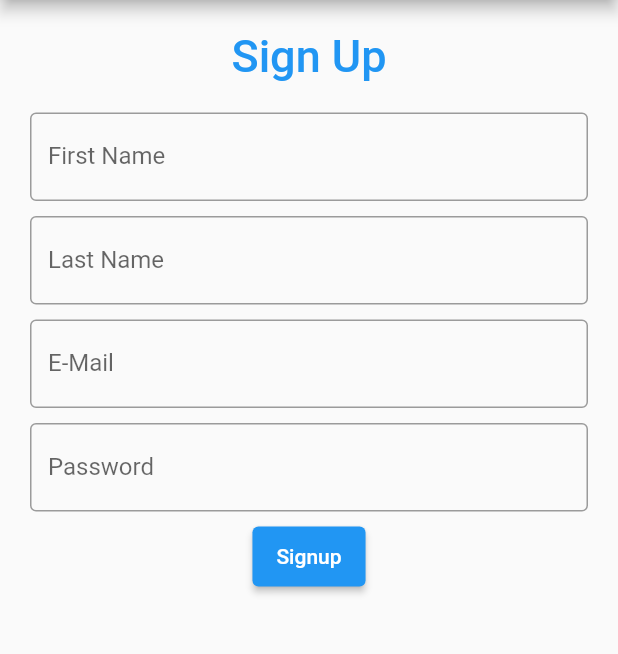
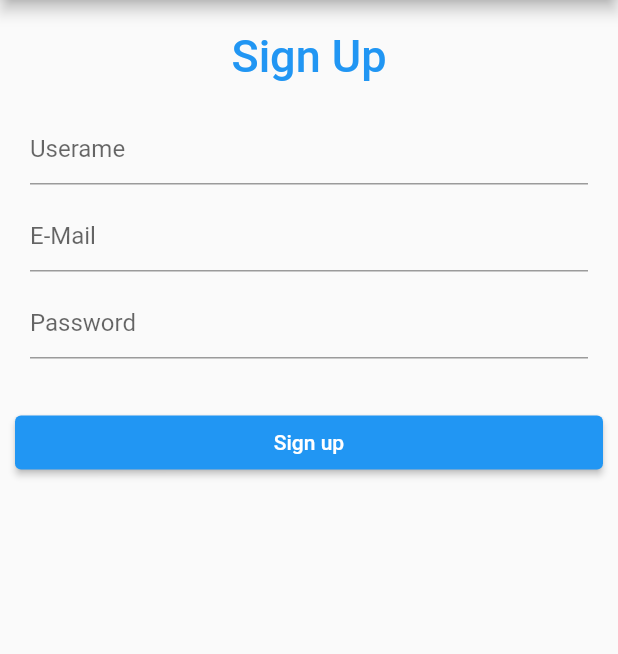
Before and after one commit to Pierre81385/app_playground, a Flutter app: the screen it shows after launch, after a tap on "Signup", on a phone screen of 412 x 824 dp, the part 84-738 px from its top. Run offline on Flutter 3.47's test engine with Material 2 defaults, Android fonts, the phone set to English and light mode, and no system bars; our stand-ins replace firebase_auth, firebase_core; accounts and stored records are empty.

Commit message:
signup connected to firebase and tested user creation

```diff
--- a/lib/login.dart
+++ b/lib/login.dart
@@ -19,7 +19,11 @@ class _StatefulLoginWidgetState extends State<StatefulLoginWidget> {
 
   @override
   Widget build(BuildContext context) {
-    return Padding(
+    return Scaffold(
+      appBar: AppBar(
+        title: Text('App Playground'),
+      ),
+      body: Padding(
         padding: const EdgeInsets.all(10),
         child: ListView(
           children: <Widget>[
@@ -106,6 +110,8 @@ class _StatefulLoginWidgetState extends State<StatefulLoginWidget> {
               mainAxisAlignment: MainAxisAlignment.center,
             ),
           ],
-        ));
+        ),
+      ),
+    );
   }
 }
--- a/lib/main.dart
+++ b/lib/main.dart
@@ -35,10 +35,7 @@ class MyApp extends StatelessWidget {
         // is not restarted.
         primarySwatch: Colors.blue,
       ),
-      home: Scaffold(
-        appBar: AppBar(title: const Text(_title)),
-        body: const StatefulLoginWidget(),
-      ),
+      home: const StatefulLoginWidget(),
     );
   }
 }
--- a/lib/signup.dart
+++ b/lib/signup.dart
@@ -1,6 +1,8 @@
+import 'package:app_playground/login.dart';
 import 'package:flutter/material.dart';
 import 'validator.dart';
-import 'package:app_playground/signup.dart';
+import 'package:firebase_auth/firebase_auth.dart';
+import 'FirebaseAuth.dart';
 
 class StatefulSignupWidget extends StatefulWidget {
   const StatefulSignupWidget({Key? key}) : super(key: key);
@@ -12,18 +14,26 @@ class StatefulSignupWidget extends StatefulWidget {
 class _StatefulSignupWidgetState extends State<StatefulSignupWidget> {
   final _signupFormKey = GlobalKey<FormState>();
 
-  TextEditingController fnameController = TextEditingController();
-  TextEditingController lnameController = TextEditingController();
-  TextEditingController emailController = TextEditingController();
-  TextEditingController passwordController = TextEditingController();
+  TextEditingController _usernameController = TextEditingController();
+  TextEditingController _emailController = TextEditingController();
+  TextEditingController _passwordController = TextEditingController();
   final _focusEmail = FocusNode();
   final _focusPassword = FocusNode();
   final _focusFName = FocusNode();
   final _focusLName = FocusNode();
 
+  bool _isProcessing = false;
+
   @override
   Widget build(BuildContext context) {
-    return Scaffold(
+    return GestureDetector(
+      onTap: () {
+        _focusFName.unfocus();
+        _focusLName.unfocus();
+        _focusEmail.unfocus();
+        _focusPassword.unfocus();
+      },
+      child: Scaffold(
         appBar: AppBar(
           title: Text('App Playground'),
         ),
@@ -48,71 +58,109 @@ class _StatefulSignupWidgetState extends State<StatefulSignupWidget> {
                     Container(
                       padding: const EdgeInsets.fromLTRB(10, 10, 10, 0),
                       child: TextFormField(
-                        controller: fnameController,
+                        controller: _usernameController,
                         focusNode: _focusFName,
                         validator: (value) =>
                             Validator.validateName(name: value),
-                        decoration: const InputDecoration(
-                          border: OutlineInputBorder(),
-                          labelText: 'First Name',
+                        decoration: InputDecoration(
+                          hintText: "Userame",
+                          errorBorder: UnderlineInputBorder(
+                            borderRadius: BorderRadius.circular(6.0),
+                            borderSide: BorderSide(
+                              color: Colors.red,
+                            ),
+                          ),
                         ),
                       ),
                     ),
                     Container(
                       padding: const EdgeInsets.fromLTRB(10, 10, 10, 0),
                       child: TextFormField(
-                        controller: lnameController,
-                        focusNode: _focusLName,
+                        controller: _emailController,
+                        focusNode: _focusEmail,
                         validator: (value) =>
-                            Validator.validateName(name: value),
-                        decoration: const InputDecoration(
-                          border: OutlineInputBorder(),
-                          labelText: 'Last Name',
+                            Validator.validateEmail(email: value),
+                        decoration: InputDecoration(
+                          hintText: "E-Mail",
+                          errorBorder: UnderlineInputBorder(
+                            borderRadius: BorderRadius.circular(6.0),
+                            borderSide: BorderSide(
+                              color: Colors.red,
+                            ),
+                          ),
                         ),
                       ),
                     ),
                     Container(
                       padding: const EdgeInsets.fromLTRB(10, 10, 10, 0),
                       child: TextFormField(
-                        controller: emailController,
-                        focusNode: _focusEmail,
-                        validator: (value) =>
-                            Validator.validateEmail(email: value),
-                        decoration: const InputDecoration(
-                          border: OutlineInputBorder(),
-                          labelText: 'E-Mail',
-                        ),
-                      ),
-                    ),
-                    Container(
-                      padding: const EdgeInsets.fromLTRB(10, 10, 10, 0),
-                      child: TextFormField(
-                        controller: passwordController,
+                        controller: _passwordController,
                         focusNode: _focusPassword,
                         obscureText: true,
                         validator: (value) =>
                             Validator.validatePassword(password: value),
-                        decoration: const InputDecoration(
-                          border: OutlineInputBorder(),
-                          labelText: 'Password',
+                        decoration: InputDecoration(
+                          hintText: "Password",
+                          errorBorder: UnderlineInputBorder(
+                            borderRadius: BorderRadius.circular(6.0),
+                            borderSide: BorderSide(
+                              color: Colors.red,
+                            ),
+                          ),
                         ),
                       ),
                     ),
-                    Container(
-                        height: 50,
-                        padding: const EdgeInsets.fromLTRB(10, 10, 10, 0),
-                        child: ElevatedButton(
-                          child: const Text('Signup'),
-                          onPressed: () {
-                            print(emailController.text);
-                            print(passwordController.text);
-                          },
-                        )),
+                    SizedBox(height: 32.0),
+                    _isProcessing
+                        ? CircularProgressIndicator()
+                        : Row(
+                            children: [
+                              Expanded(
+                                child: ElevatedButton(
+                                  onPressed: () async {
+                                    setState(() {
+                                      _isProcessing = true;
+                                    });
+
+                                    if (_signupFormKey.currentState!
+                                        .validate()) {
+                                      User? user = await FireAuth
+                                          .registerUsingEmailPassword(
+                                        name: _usernameController.text,
+                                        email: _emailController.text,
+                                        password: _passwordController.text,
+                                      );
+
+                                      setState(() {
+                                        _isProcessing = false;
+                                      });
+
+                                      if (user != null) {
+                                        Navigator.of(context)
+                                            .pushAndRemoveUntil(
+                                          MaterialPageRoute(
+                                              builder: (context) =>
+                                                  StatefulLoginWidget()),
+                                          ModalRoute.withName('/'),
+                                        );
+                                      }
+                                    }
+                                  },
+                                  child: Text(
+                                    'Sign up',
+                                    style: TextStyle(color: Colors.white),
+                                  ),
+                                ),
+                              ),
+                            ],
+                          )
                   ],
                 ),
               ),
             ],
           ),
-        ));
+        ),
+      ),
+    );
   }
 }
--- a/lib/validator.dart
+++ b/lib/validator.dart
@@ -4,7 +4,7 @@ class Validator {
       return null;
     }
     if (name.isEmpty) {
-      return 'Name can\'t be empty';
+      return 'Username can\'t be empty';
     }
 
     return null;
```
